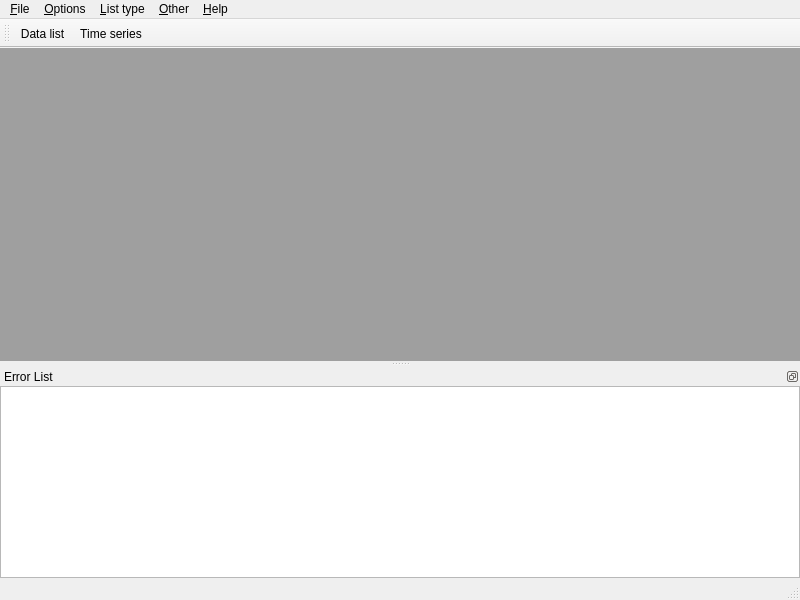
Old version of the form src/mainwindow.ui in the repository metno/kvhqc.
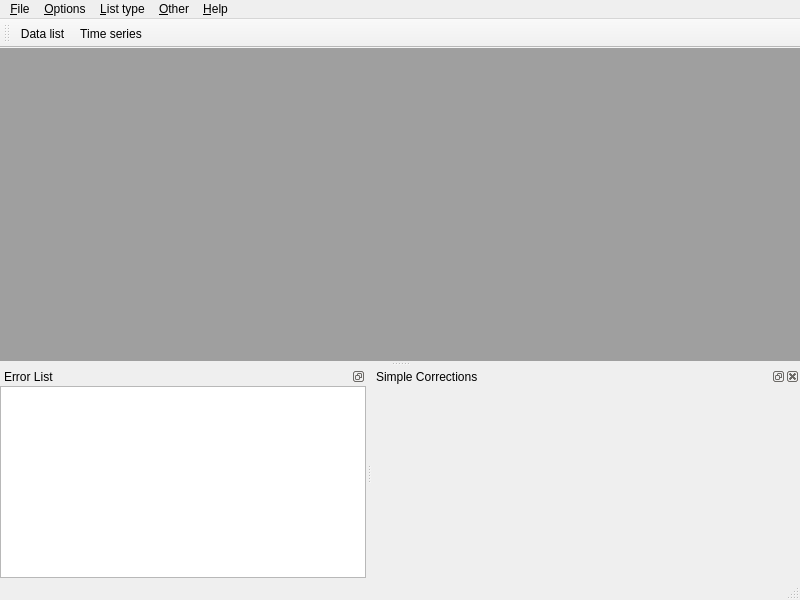
New version of the form. Custom widgets are drawn as their Qt base class.

Commit message: added non-functional simple correction tool

Diff of the .ui file:
```diff
--- a/src/mainwindow.ui
+++ b/src/mainwindow.ui
@@ -114,6 +114,12 @@
    <addaction name="timeSeriesAction"/>
   </widget>
   <widget class="QDockWidget" name="dockErrors">
+   <property name="sizePolicy">
+    <sizepolicy hsizetype="Preferred" vsizetype="Preferred">
+     <horstretch>10</horstretch>
+     <verstretch>0</verstretch>
+    </sizepolicy>
+   </property>
    <property name="features">
     <set>QDockWidget::DockWidgetFloatable|QDockWidget::DockWidgetMovable</set>
    </property>
@@ -137,6 +143,27 @@
     </layout>
    </widget>
   </widget>
+  <widget class="QDockWidget" name="dockSimpleCorr">
+   <property name="sizePolicy">
+    <sizepolicy hsizetype="Minimum" vsizetype="Preferred">
+     <horstretch>0</horstretch>
+     <verstretch>0</verstretch>
+    </sizepolicy>
+   </property>
+   <property name="minimumSize">
+    <size>
+     <width>300</width>
+     <height>41</height>
+    </size>
+   </property>
+   <property name="windowTitle">
+    <string>Simple Corrections</string>
+   </property>
+   <attribute name="dockWidgetArea">
+    <number>8</number>
+   </attribute>
+   <widget class="SimpleCorrections" name="simpleCorrrections"/>
+  </widget>
   <action name="saveAction">
    <property name="enabled">
     <bool>true</bool>
@@ -398,6 +425,12 @@
   </action>
  </widget>
  <customwidgets>
+  <customwidget>
+   <class>SimpleCorrections</class>
+   <extends>QWidget</extends>
+   <header>SimpleCorrections.hh</header>
+   <container>1</container>
+  </customwidget>
   <customwidget>
    <class>ErrorList</class>
    <extends>QTreeView</extends>
```
Left out of the diff: 2 changed lines with no effect on the pictures. The commit also changes 5 other files.
